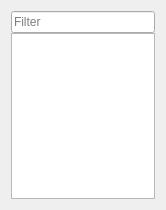
This is src/widgets/qtdesigner/QStrChooser.ui in aparaatti/definator as Qt 5 draws it before an edit. The edited form follows.
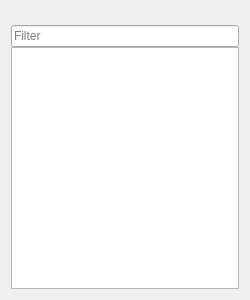
This is the edited form.

```diff
--- a/src/widgets/qtdesigner/QStrChooser.ui
+++ b/src/widgets/qtdesigner/QStrChooser.ui
@@ -6,26 +6,20 @@
    <rect>
     <x>0</x>
     <y>0</y>
-    <width>166</width>
-    <height>210</height>
+    <width>250</width>
+    <height>300</height>
    </rect>
   </property>
   <property name="sizePolicy">
-   <sizepolicy hsizetype="Fixed" vsizetype="Minimum">
+   <sizepolicy hsizetype="Expanding" vsizetype="Expanding">
     <horstretch>0</horstretch>
     <verstretch>0</verstretch>
    </sizepolicy>
   </property>
   <property name="minimumSize">
    <size>
-    <width>166</width>
-    <height>200</height>
-   </size>
-  </property>
-  <property name="maximumSize">
-   <size>
-    <width>166</width>
-    <height>16777215</height>
+    <width>250</width>
+    <height>300</height>
    </size>
   </property>
   <property name="windowTitle">
@@ -34,6 +28,12 @@
   <layout class="QVBoxLayout" name="verticalLayout">
    <item>
     <widget class="QWidget" name="widget" native="true">
+     <property name="sizePolicy">
+      <sizepolicy hsizetype="Expanding" vsizetype="Expanding">
+       <horstretch>0</horstretch>
+       <verstretch>0</verstretch>
+      </sizepolicy>
+     </property>
      <layout class="QVBoxLayout" name="verticalLayout_2">
       <property name="spacing">
        <number>0</number>
@@ -50,8 +50,17 @@
       <property name="bottomMargin">
        <number>0</number>
       </property>
+      <item>
+       <widget class="QLabel" name="label"/>
+      </item>
       <item>
        <widget class="QLineEdit" name="lineEdit">
+        <property name="sizePolicy">
+         <sizepolicy hsizetype="Expanding" vsizetype="Preferred">
+          <horstretch>0</horstretch>
+          <verstretch>0</verstretch>
+         </sizepolicy>
+        </property>
         <property name="placeholderText">
          <string>Filter</string>
         </property>
```
Left out of the diff: 19 changed lines with no effect on the pictures.
